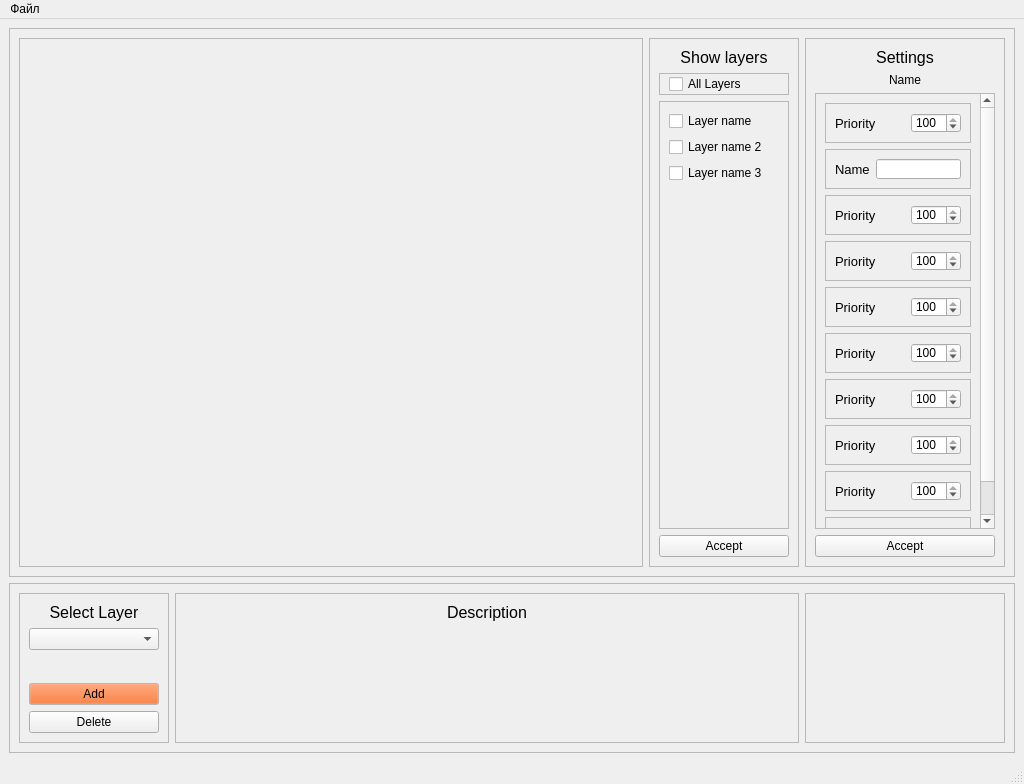
Before: the Qt Designer form ui/figure_layer_edit.ui in CheckListHW/InputData, drawn with Qt 5.
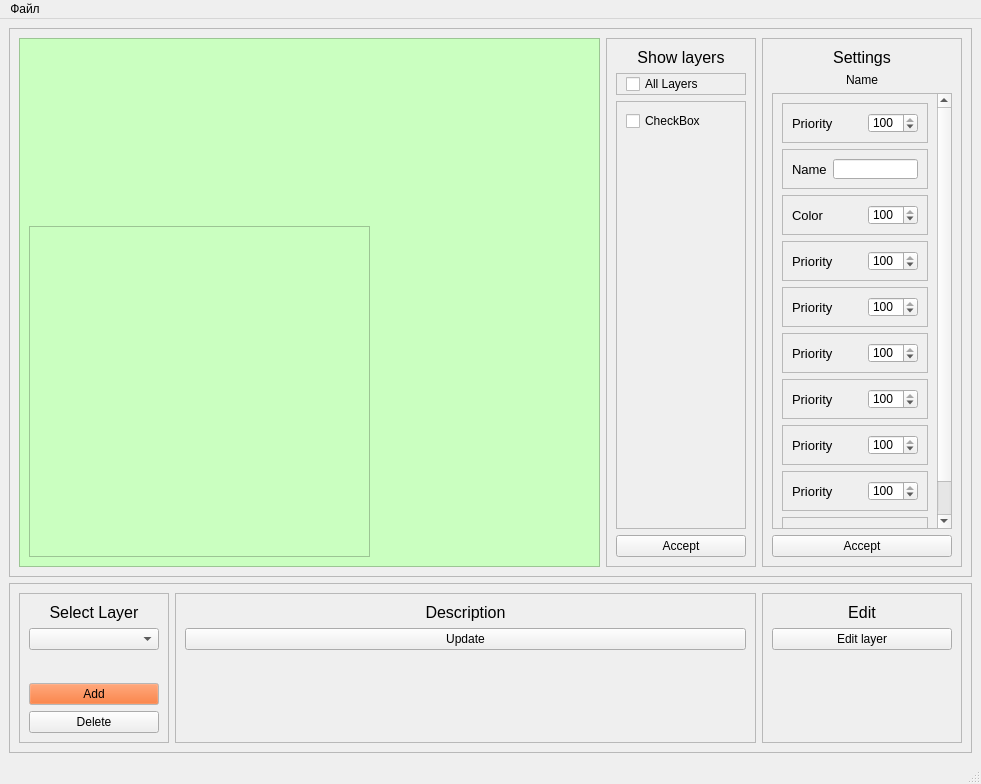
After: the same form once the commit is applied.

```diff
--- a/ui/figure_layer_edit.ui
+++ b/ui/figure_layer_edit.ui
@@ -6,7 +6,7 @@
    <rect>
     <x>0</x>
     <y>0</y>
-    <width>1024</width>
+    <width>981</width>
     <height>784</height>
    </rect>
   </property>
@@ -25,14 +25,32 @@
       </property>
       <layout class="QHBoxLayout" name="horizontalLayout">
        <item>
-        <widget class="QFrame" name="frame_3">
+        <widget class="QFrame" name="viewFrame">
+         <property name="styleSheet">
+          <string notr="true">background-color:rgb(202, 255, 192)</string>
+         </property>
          <property name="frameShape">
           <enum>QFrame::StyledPanel</enum>
          </property>
          <property name="frameShadow">
           <enum>QFrame::Raised</enum>
          </property>
-         <layout class="QHBoxLayout" name="horizontalLayout_7"/>
+         <widget class="QFrame" name="frame_3">
+          <property name="geometry">
+           <rect>
+            <x>10</x>
+            <y>188</y>
+            <width>341</width>
+            <height>331</height>
+           </rect>
+          </property>
+          <property name="frameShape">
+           <enum>QFrame::StyledPanel</enum>
+          </property>
+          <property name="frameShadow">
+           <enum>QFrame::Raised</enum>
+          </property>
+         </widget>
         </widget>
        </item>
        <item>
@@ -112,25 +130,15 @@
              </property>
              <layout class="QVBoxLayout" name="verticalLayout_4">
               <item>
-               <widget class="QCheckBox" name="checkBox">
-                <property name="text">
-                 <string>Layer name</string>
-                </property>
-               </widget>
-              </item>
-              <item>
-               <widget class="QCheckBox" name="checkBox_2">
-                <property name="text">
-                 <string>Layer name 2</string>
-                </property>
-               </widget>
-              </item>
-              <item>
-               <widget class="QCheckBox" name="checkBox_3">
-                <property name="text">
-                 <string>Layer name 3</string>
-                </property>
-               </widget>
+               <layout class="QGridLayout" name="showLayersScrollArea">
+                <item row="0" column="0">
+                 <widget class="QCheckBox" name="checkBox">
+                  <property name="text">
+                   <string>CheckBox</string>
+                  </property>
+                 </widget>
+                </item>
+               </layout>
               </item>
               <item>
                <spacer name="verticalSpacer_2">
@@ -340,7 +348,7 @@
                     </font>
                    </property>
                    <property name="text">
-                    <string>Priority</string>
+                    <string>Color</string>
                    </property>
                   </widget>
                  </item>
@@ -1286,6 +1294,13 @@
             </property>
            </widget>
           </item>
+          <item>
+           <widget class="QPushButton" name="updateViewButton">
+            <property name="text">
+             <string>Update</string>
+            </property>
+           </widget>
+          </item>
           <item>
            <spacer name="verticalSpacer_4">
             <property name="orientation">
@@ -1322,6 +1337,43 @@
          <property name="frameShadow">
           <enum>QFrame::Raised</enum>
          </property>
+         <layout class="QVBoxLayout" name="verticalLayout_8">
+          <item>
+           <widget class="QLabel" name="editLabel">
+            <property name="font">
+             <font>
+              <pointsize>12</pointsize>
+             </font>
+            </property>
+            <property name="text">
+             <string>Edit</string>
+            </property>
+            <property name="alignment">
+             <set>Qt::AlignCenter</set>
+            </property>
+           </widget>
+          </item>
+          <item>
+           <widget class="QPushButton" name="editLayerButton">
+            <property name="text">
+             <string>Edit layer</string>
+            </property>
+           </widget>
+          </item>
+          <item>
+           <spacer name="verticalSpacer_5">
+            <property name="orientation">
+             <enum>Qt::Vertical</enum>
+            </property>
+            <property name="sizeHint" stdset="0">
+             <size>
+              <width>20</width>
+              <height>40</height>
+             </size>
+            </property>
+           </spacer>
+          </item>
+         </layout>
         </widget>
        </item>
       </layout>
@@ -1334,7 +1386,7 @@
     <rect>
      <x>0</x>
      <y>0</y>
-     <width>1024</width>
+     <width>981</width>
      <height>21</height>
     </rect>
    </property>
```
Left out of the diff: 12 changed lines with no effect on the pictures.
